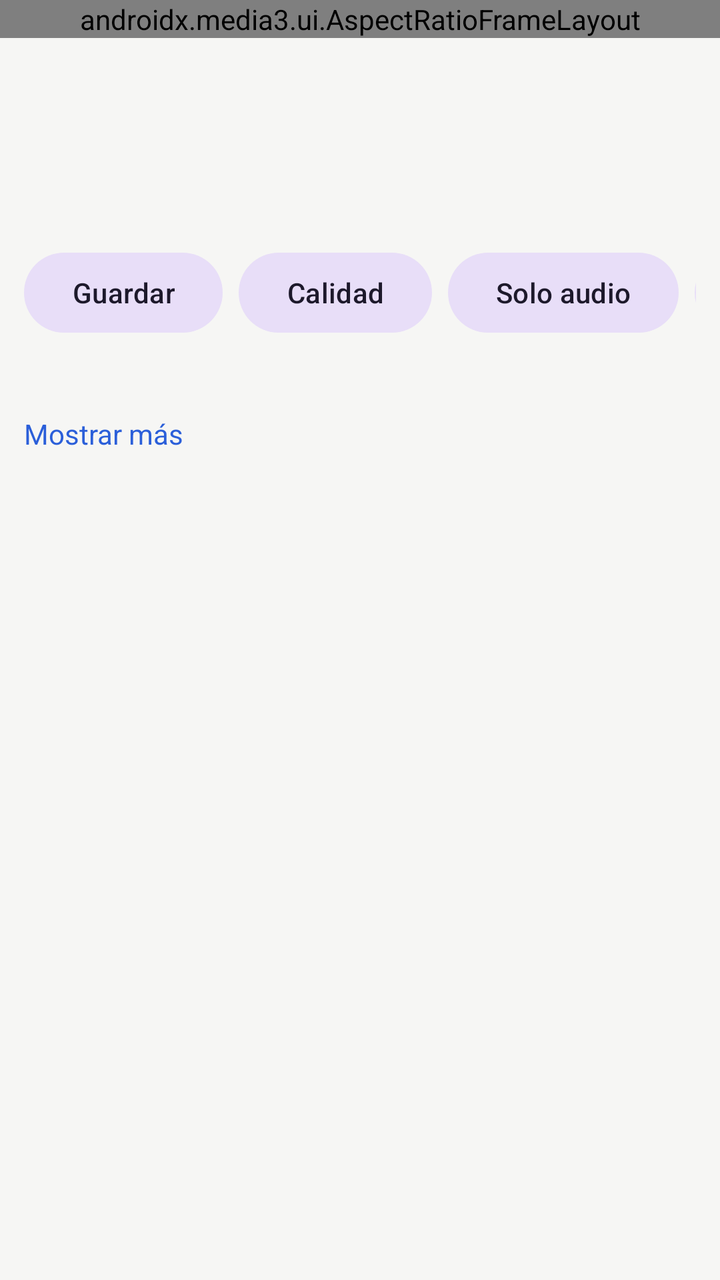
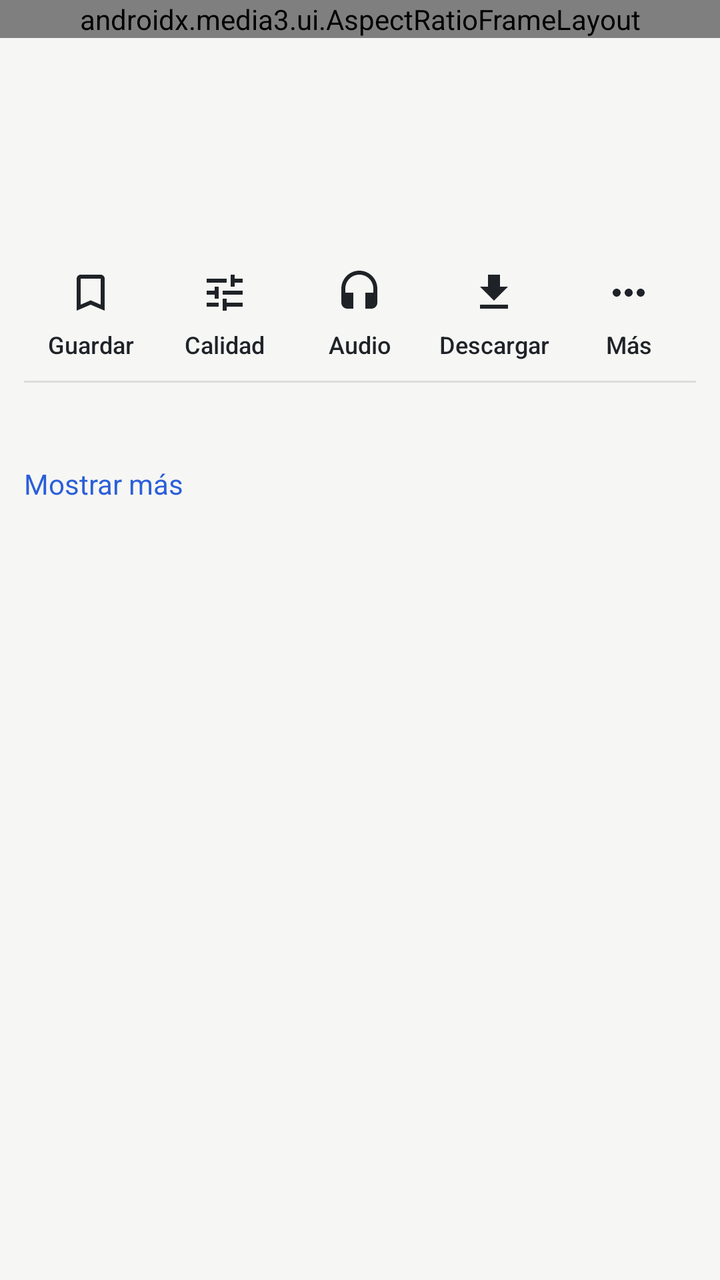

Compare the two renders of this Android layout. The source of the first and the diff that turns it into the second are given below.
<!-- AndroidManifest.xml: activity theme Theme.YTClean.Player -->
<!-- res/layout/activity_player.xml -->
<?xml version="1.0" encoding="utf-8"?>
<LinearLayout xmlns:android="http://schemas.android.com/apk/res/android"
    xmlns:app="http://schemas.android.com/apk/res-auto"
    android:id="@+id/root"
    android:layout_width="match_parent"
    android:layout_height="match_parent"
    android:fitsSystemWindows="true"
    android:orientation="vertical">

    <androidx.media3.ui.AspectRatioFrameLayout
        android:id="@+id/playerFrame"
        android:layout_width="match_parent"
        android:layout_height="wrap_content"
        android:background="#000000"
        app:resize_mode="fixed_width">

        <ImageView
            android:id="@+id/artwork"
            android:layout_width="match_parent"
            android:layout_height="match_parent"
            android:contentDescription="@null"
            android:scaleType="fitCenter"
            android:visibility="gone" />

        <androidx.media3.ui.PlayerView
            android:id="@+id/playerView"
            android:layout_width="match_parent"
            android:layout_height="match_parent"
            android:layout_gravity="center"
            app:resize_mode="fit"
            app:show_buffering="when_playing"
            app:show_subtitle_button="true"
            app:use_artwork="false" />

        <com.google.android.material.progressindicator.CircularProgressIndicator
            android:id="@+id/loading"
            android:layout_width="wrap_content"
            android:layout_height="wrap_content"
            android:layout_gravity="center"
            android:indeterminate="true" />
    </androidx.media3.ui.AspectRatioFrameLayout>

    <ScrollView
        android:id="@+id/details"
        android:layout_width="match_parent"
        android:layout_height="match_parent">

        <LinearLayout
            android:layout_width="match_parent"
            android:layout_height="wrap_content"
            android:orientation="vertical"
            android:padding="12dp">

            <TextView
                android:id="@+id/error"
                android:layout_width="match_parent"
                android:layout_height="wrap_content"
                android:layout_marginBottom="8dp"
                android:textColor="?attr/colorError"
                android:visibility="gone" />

            <com.google.android.material.button.MaterialButton
                android:id="@+id/retry"
                style="@style/Widget.Material3.Button.OutlinedButton"
                android:layout_width="wrap_content"
                android:layout_height="wrap_content"
                android:text="@string/retry"
                android:visibility="gone" />

            <TextView
                android:id="@+id/notice"
                android:layout_width="match_parent"
                android:layout_height="wrap_content"
                android:layout_marginBottom="6dp"
                android:textColor="@color/accent"
                android:visibility="gone" />

            <TextView
                android:id="@+id/title"
                android:layout_width="match_parent"
                android:layout_height="wrap_content"
                android:textAppearance="?attr/textAppearanceTitleLarge" />

            <TextView
                android:id="@+id/meta"
                android:layout_width="match_parent"
                android:layout_height="wrap_content"
                android:layout_marginTop="4dp"
                android:textColor="@color/fg_muted" />

            <TextView
                android:id="@+id/channel"
                android:layout_width="wrap_content"
                android:layout_height="wrap_content"
                android:layout_marginTop="8dp"
                android:background="?attr/selectableItemBackground"
                android:paddingVertical="6dp"
                android:textAppearance="?attr/textAppearanceTitleSmall"
                android:textColor="@color/accent" />

            <HorizontalScrollView
                android:layout_width="match_parent"
                android:layout_height="wrap_content"
                android:scrollbars="none">

                <LinearLayout
                    android:layout_width="wrap_content"
                    android:layout_height="wrap_content"
                    android:orientation="horizontal">

                    <com.google.android.material.button.MaterialButton
                        android:id="@+id/btnSave"
                        style="@style/Widget.Material3.Button.TonalButton"
                        android:layout_width="wrap_content"
                        android:layout_height="wrap_content"
                        android:layout_marginEnd="8dp"
                        android:text="@string/save" />

                    <com.google.android.material.button.MaterialButton
                        android:id="@+id/btnQuality"
                        style="@style/Widget.Material3.Button.TonalButton"
                        android:layout_width="wrap_content"
                        android:layout_height="wrap_content"
                        android:layout_marginEnd="8dp"
                        android:text="@string/quality" />

                    <com.google.android.material.button.MaterialButton
                        android:id="@+id/btnAudio"
                        style="@style/Widget.Material3.Button.TonalButton"
                        android:layout_width="wrap_content"
                        android:layout_height="wrap_content"
                        android:layout_marginEnd="8dp"
                        android:checkable="true"
                        android:text="@string/audio_only" />

                    <com.google.android.material.button.MaterialButton
                        android:id="@+id/btnDownload"
                        style="@style/Widget.Material3.Button.TonalButton"
                        android:layout_width="wrap_content"
                        android:layout_height="wrap_content"
                        android:layout_marginEnd="8dp"
                        android:text="Descargar" />

                    <com.google.android.material.button.MaterialButton
                        android:id="@+id/btnPlaylist"
                        style="@style/Widget.Material3.Button.TonalButton"
                        android:layout_width="wrap_content"
                        android:layout_height="wrap_content"
                        android:layout_marginEnd="8dp"
                        android:text="A una lista" />

                    <com.google.android.material.button.MaterialButton
                        android:id="@+id/btnShare"
                        style="@style/Widget.Material3.Button.TonalButton"
                        android:layout_width="wrap_content"
                        android:layout_height="wrap_content"
                        android:text="@string/share" />
                </LinearLayout>
            </HorizontalScrollView>

            <LinearLayout
                android:id="@+id/queueRow"
                android:layout_width="match_parent"
                android:layout_height="wrap_content"
                android:layout_marginTop="8dp"
                android:gravity="center_vertical"
                android:orientation="horizontal"
                android:visibility="gone">

                <com.google.android.material.button.MaterialButton
                    android:id="@+id/btnPrev"
                    style="@style/Widget.Material3.Button.TextButton"
                    android:layout_width="wrap_content"
                    android:layout_height="wrap_content"
                    android:text="◀ Anterior" />

                <TextView
                    android:id="@+id/queueInfo"
                    android:layout_width="0dp"
                    android:layout_height="wrap_content"
                    android:layout_weight="1"
                    android:background="?attr/selectableItemBackground"
                    android:ellipsize="end"
                    android:gravity="center"
                    android:maxLines="2"
                    android:padding="6dp"
                    android:textColor="@color/fg_muted" />

                <com.google.android.material.button.MaterialButton
                    android:id="@+id/btnNext"
                    style="@style/Widget.Material3.Button.TextButton"
                    android:layout_width="wrap_content"
                    android:layout_height="wrap_content"
                    android:text="Siguiente ▶" />
            </LinearLayout>

            <TextView
                android:id="@+id/description"
                android:layout_width="match_parent"
                android:layout_height="wrap_content"
                android:layout_marginTop="12dp"
                android:autoLink="web"
                android:maxLines="4"
                android:textIsSelectable="true" />

            <TextView
                android:id="@+id/descriptionToggle"
                android:layout_width="wrap_content"
                android:layout_height="wrap_content"
                android:background="?attr/selectableItemBackground"
                android:paddingVertical="6dp"
                android:text="@string/more"
                android:textColor="@color/accent" />
        </LinearLayout>
    </ScrollView>
</LinearLayout>
<!-- resources referenced by this layout -->
<resources>
  <color name="accent">#2B5FD9</color>
  <color name="fg_muted">#5C6370</color>
  <string name="audio_only">Solo audio</string>
  <string name="more">Mostrar más</string>
  <string name="quality">Calidad</string>
  <string name="retry">Reintentar</string>
  <string name="save">Guardar</string>
  <string name="share">Compartir</string>
  <color name="bg">#F6F6F4</color>
  <color name="surface">#FFFFFF</color>
  <color name="fg">#1F2328</color>
  <!-- unchanged entries left out for length: 2 -->
</resources>

<!-- the commit's change to res/layout/activity_player.xml (unified diff, before → after) -->
@@ -98,65 +98,55 @@
                 android:textAppearance="?attr/textAppearanceTitleSmall"
                 android:textColor="@color/accent" />
 
-            <HorizontalScrollView
-                android:layout_width="match_parent"
-                android:layout_height="wrap_content"
-                android:scrollbars="none">
-
-                <LinearLayout
-                    android:layout_width="wrap_content"
-                    android:layout_height="wrap_content"
-                    android:orientation="horizontal">
-
-                    <com.google.android.material.button.MaterialButton
-                        android:id="@+id/btnSave"
-                        style="@style/Widget.Material3.Button.TonalButton"
-                        android:layout_width="wrap_content"
-                        android:layout_height="wrap_content"
-                        android:layout_marginEnd="8dp"
-                        android:text="@string/save" />
-
-                    <com.google.android.material.button.MaterialButton
-                        android:id="@+id/btnQuality"
-                        style="@style/Widget.Material3.Button.TonalButton"
-                        android:layout_width="wrap_content"
-                        android:layout_height="wrap_content"
-                        android:layout_marginEnd="8dp"
-                        android:text="@string/quality" />
-
-                    <com.google.android.material.button.MaterialButton
-                        android:id="@+id/btnAudio"
-                        style="@style/Widget.Material3.Button.TonalButton"
-                        android:layout_width="wrap_content"
-                        android:layout_height="wrap_content"
-                        android:layout_marginEnd="8dp"
-                        android:checkable="true"
-                        android:text="@string/audio_only" />
-
-                    <com.google.android.material.button.MaterialButton
-                        android:id="@+id/btnDownload"
-                        style="@style/Widget.Material3.Button.TonalButton"
-                        android:layout_width="wrap_content"
-                        android:layout_height="wrap_content"
-                        android:layout_marginEnd="8dp"
-                        android:text="Descargar" />
-
-                    <com.google.android.material.button.MaterialButton
-                        android:id="@+id/btnPlaylist"
-                        style="@style/Widget.Material3.Button.TonalButton"
-                        android:layout_width="wrap_content"
-                        android:layout_height="wrap_content"
-                        android:layout_marginEnd="8dp"
-                        android:text="A una lista" />
-
-                    <com.google.android.material.button.MaterialButton
-                        android:id="@+id/btnShare"
-                        style="@style/Widget.Material3.Button.TonalButton"
-                        android:layout_width="wrap_content"
-                        android:layout_height="wrap_content"
-                        android:text="@string/share" />
-                </LinearLayout>
-            </HorizontalScrollView>
+            
+            <LinearLayout
+                android:id="@+id/actions"
+                android:layout_width="match_parent"
+                android:layout_height="wrap_content"
+                android:layout_marginHorizontal="-6dp"
+                android:layout_marginTop="4dp"
+                android:orientation="horizontal">
+
+                <com.google.android.material.button.MaterialButton
+                    android:id="@+id/btnSave"
+                    style="@style/Widget.YTClean.PlayerAction"
+                    android:checkable="true"
+                    android:text="@string/save"
+                    app:icon="@drawable/ic_bookmark_outline" />
+
+                <com.google.android.material.button.MaterialButton
+                    android:id="@+id/btnQuality"
+                    style="@style/Widget.YTClean.PlayerAction"
+                    android:text="@string/quality"
+                    app:icon="@drawable/ic_tune" />
+
+                <com.google.android.material.button.MaterialButton
+                    android:id="@+id/btnAudio"
+                    style="@style/Widget.YTClean.PlayerAction"
+                    android:checkable="true"
+                    android:text="@string/audio_short"
+                    app:icon="@drawable/ic_headphones" />
+
+                <com.google.android.material.button.MaterialButton
+                    android:id="@+id/btnDownload"
+                    style="@style/Widget.YTClean.PlayerAction"
+                    android:text="@string/download"
+                    app:icon="@drawable/ic_download" />
+
+                <com.google.android.material.button.MaterialButton
+                    android:id="@+id/btnMore"
+                    style="@style/Widget.YTClean.PlayerAction"
+                    android:contentDescription="@string/more_actions"
+                    android:text="@string/more_short"
+                    app:icon="@drawable/ic_more" />
+            </LinearLayout>
+
+            <View
+                android:layout_width="match_parent"
+                android:layout_height="1dp"
+                android:layout_marginBottom="4dp"
+                android:alpha="0.12"
+                android:background="@color/fg" />
 
             <LinearLayout
                 android:id="@+id/queueRow"
<!-- resource entries referenced after the edit -->
@@ -2,12 +2,57 @@
 <resources>
   <color name="accent">#2B5FD9</color>
   <color name="fg_muted">#5C6370</color>
-  <string name="audio_only">Solo audio</string>
+  <!-- drawable ic_bookmark_outline (drawable) -->
+  <vector xmlns:android="http://schemas.android.com/apk/res/android" android:width="24dp" android:height="24dp" android:viewportWidth="24" android:viewportHeight="24" android:autoMirrored="false">
+      <path android:fillColor="#FF000000" android:pathData="M17,3H7c-1.1,0 -1.99,0.9 -1.99,2L5,21l7,-3 7,3V5c0,-1.1 -0.9,-2 -2,-2zM17,18l-5,-2.18L7,18V5h10v13z" />
+  </vector>
+  <!-- drawable ic_download (drawable) -->
+  <vector xmlns:android="http://schemas.android.com/apk/res/android" android:width="24dp" android:height="24dp" android:viewportWidth="24" android:viewportHeight="24" android:autoMirrored="false">
+      <path android:fillColor="#FF000000" android:pathData="M19,9h-4V3H9v6H5l7,7 7,-7zM5,18v2h14v-2H5z" />
+  </vector>
+  <!-- drawable ic_headphones (drawable) -->
+  <vector xmlns:android="http://schemas.android.com/apk/res/android" android:width="24dp" android:height="24dp" android:viewportWidth="24" android:viewportHeight="24" android:autoMirrored="false">
+      <path android:fillColor="#FF000000" android:pathData="M12,1c-4.97,0 -9,4.03 -9,9v7c0,1.66 1.34,3 3,3h3v-8H5v-2c0,-3.87 3.13,-7 7,-7s7,3.13 7,7v2h-4v8h3c1.66,0 3,-1.34 3,-3v-7c0,-4.97 -4.03,-9 -9,-9z" />
+  </vector>
+  <!-- drawable ic_more (drawable) -->
+  <vector xmlns:android="http://schemas.android.com/apk/res/android" android:width="24dp" android:height="24dp" android:viewportWidth="24" android:viewportHeight="24" android:autoMirrored="false">
+      <path android:fillColor="#FF000000" android:pathData="M6,10c-1.1,0 -2,0.9 -2,2s0.9,2 2,2 2,-0.9 2,-2 -0.9,-2 -2,-2zM18,10c-1.1,0 -2,0.9 -2,2s0.9,2 2,2 2,-0.9 2,-2 -0.9,-2 -2,-2zM12,10c-1.1,0 -2,0.9 -2,2s0.9,2 2,2 2,-0.9 2,-2 -0.9,-2 -2,-2z" />
+  </vector>
+  <!-- drawable ic_tune (drawable) -->
+  <vector xmlns:android="http://schemas.android.com/apk/res/android" android:width="24dp" android:height="24dp" android:viewportWidth="24" android:viewportHeight="24" android:autoMirrored="false">
+      <path android:fillColor="#FF000000" android:pathData="M3,17v2h6v-2L3,17zM3,5v2h10L13,5L3,5zM13,21v-2h8v-2h-8v-2h-2v6h2zM7,9v2L3,11v2h4v2h2L9,9L7,9zM21,13v-2L11,11v2h10zM15,9h2L17,7h4L21,5h-4L17,3h-2v6z" />
+  </vector>
+  <string name="audio_short">Audio</string>
+  <string name="download">Descargar</string>
   <string name="more">Mostrar más</string>
+  <string name="more_actions">Más acciones</string>
+  <string name="more_short">Más</string>
   <string name="quality">Calidad</string>
   <string name="retry">Reintentar</string>
   <string name="save">Guardar</string>
-  <string name="share">Compartir</string>
+  <style name="Widget.YTClean.PlayerAction" parent="Widget.Material3.Button.TextButton.Icon">
+          <item name="android:layout_width">0dp</item>
+          <item name="android:layout_height">wrap_content</item>
+          <item name="android:layout_weight">1</item>
+          <item name="android:minWidth">0dp</item>
+          <item name="android:minHeight">64dp</item>
+          <item name="android:paddingStart">2dp</item>
+          <item name="android:paddingEnd">2dp</item>
+          <item name="android:paddingTop">8dp</item>
+          <item name="android:paddingBottom">8dp</item>
+          <item name="android:insetTop">0dp</item>
+          <item name="android:insetBottom">0dp</item>
+          <item name="android:maxLines">1</item>
+          <item name="android:ellipsize">end</item>
+          <item name="android:textSize">12sp</item>
+          <item name="android:letterSpacing">0</item>
+          <item name="android:textColor">@color/action_fg</item>
+          <item name="iconGravity">top</item>
+          <item name="iconPadding">4dp</item>
+          <item name="iconSize">24dp</item>
+          <item name="iconTint">@color/action_fg</item>
+          <item name="shapeAppearance">?attr/shapeAppearanceCornerMedium</item>
+      </style>
   <color name="bg">#F6F6F4</color>
   <color name="surface">#FFFFFF</color>
   <color name="fg">#1F2328</color>
